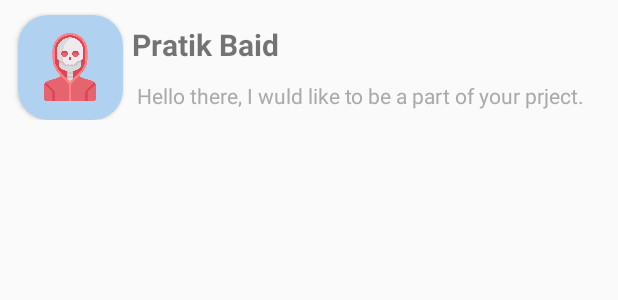
After one commit to pratikbaid3/Chat_App_Template, an Android app: the layout layout_listitem.xml on its own in the app's theme, with its tools: preview values and no code run, on a phone screen of 412 x 824 dp. The commit adds this screen. Shown: the top 300 px of the screen. Run offline under Robolectric (Android 15) with nearby library versions, the phone set to English and light mode, and no system bars.

Commit message:
Implemented recycler view to display the users

```diff
--- a/app/src/main/AndroidManifest.xml
+++ b/app/src/main/AndroidManifest.xml
@@ -12,7 +12,7 @@
         android:label="@string/app_name"
         android:roundIcon="@mipmap/ic_launcher_round"
         android:supportsRtl="true"
-        android:theme="@style/Theme.Design.NoActionBar">
+        android:theme="@style/AppTheme">
         <activity android:name=".Users_List_Chat" />
         <activity android:name=".Signup_Page" />
         <activity android:name=".MainActivity">
--- a/app/src/main/java/com/example/chat_app_template/MainActivity.java
+++ b/app/src/main/java/com/example/chat_app_template/MainActivity.java
@@ -15,6 +15,8 @@ import com.google.android.material.textfield.TextInputLayout;
 import com.google.firebase.auth.AuthResult;
 import com.google.firebase.auth.FirebaseAuth;
 import com.google.firebase.auth.FirebaseUser;
+import com.google.firebase.database.DatabaseReference;
+import com.google.firebase.database.FirebaseDatabase;
 
 public class MainActivity extends AppCompatActivity {
 
@@ -25,6 +27,7 @@ public class MainActivity extends AppCompatActivity {
     Button Fb;
     Button Google;
     private FirebaseAuth mAuth;
+    private DatabaseReference mDatabase;
 
     @Override
     protected void onStart()
@@ -45,6 +48,7 @@ public class MainActivity extends AppCompatActivity {
         super.onCreate(savedInstanceState);
         setContentView(R.layout.activity_main);
 
+        FirebaseDatabase.getInstance().setPersistenceEnabled(true);
         mAuth=FirebaseAuth.getInstance();
 
         emailId=findViewById(R.id.edtEmailIdLogin);
--- /dev/null
+++ b/app/src/main/res/layout/layout_listitem.xml
@@ -0,0 +1,68 @@
+<?xml version="1.0" encoding="utf-8"?>
+<RelativeLayout xmlns:android="http://schemas.android.com/apk/res/android"
+    android:id="@+id/parent_layout"
+    android:layout_width="match_parent"
+    android:layout_height="88dp"
+    android:padding="8dp"
+    xmlns:app="http://schemas.android.com/apk/res-auto">
+
+    <androidx.cardview.widget.CardView
+        android:layout_width="70dp"
+        android:layout_height="70dp"
+        android:layout_alignParentStart="true"
+        android:layout_alignParentTop="true"
+        android:layout_gravity="center_vertical"
+        android:layout_marginStart="4dp"
+        android:layout_marginTop="2dp"
+        app:cardBackgroundColor="@color/cardBg"
+        app:cardCornerRadius="20dp">
+
+        <ImageView
+            android:id="@+id/iconPic"
+            android:layout_width="45dp"
+            android:layout_height="45dp"
+            android:layout_gravity="center"
+            android:src="@drawable/profile_pic" />
+    </androidx.cardview.widget.CardView>
+
+    <RelativeLayout
+        android:layout_width="330dp"
+        android:layout_height="match_parent"
+        android:layout_alignParentEnd="true"
+        android:layout_alignParentTop="true"
+        android:layout_alignParentBottom="true"
+        android:layout_marginStart="4dp"
+        android:layout_marginEnd="3dp">
+
+        <TextView
+            android:id="@+id/txtNameNotification"
+            android:layout_width="wrap_content"
+            android:layout_height="wrap_content"
+            android:layout_alignParentStart="true"
+            android:layout_alignParentTop="true"
+            android:layout_marginStart="17dp"
+            android:layout_marginTop="8dp"
+            android:gravity="center_horizontal"
+            android:text="Pratik Baid"
+            android:textSize="20sp"
+            android:textStyle="bold" />
+
+        <TextView
+            android:id="@+id/txtNotification"
+            android:layout_width="wrap_content"
+            android:layout_height="wrap_content"
+            android:layout_below="@+id/txtNameNotification"
+            android:layout_alignParentStart="true"
+            android:layout_marginStart="15dp"
+            android:layout_marginTop="5dp"
+            android:gravity="center_horizontal"
+            android:padding="5dp"
+            android:text="Hello there, I wuld like to be a part of your prject."
+            android:textColor="@android:color/darker_gray"
+            app:layout_constraintBottom_toBottomOf="parent"
+            app:layout_constraintEnd_toEndOf="parent"
+            app:layout_constraintStart_toStartOf="parent"
+            app:layout_constraintTop_toBottomOf="@+id/txtNameNotification"
+            app:layout_constraintVertical_bias="0.0" />
+    </RelativeLayout>
+</RelativeLayout>
--- a/app/src/main/res/values/colors.xml
+++ b/app/src/main/res/values/colors.xml
@@ -7,4 +7,5 @@
     <color name="grey">#C7C7C7</color>
     <color name="facebook">#303BA6</color>
     <color name="google">#C7C7C7</color>
+    <color name="cardBg">#B1D1F0</color>
 </resources>
--- a/app/src/main/res/values/styles.xml
+++ b/app/src/main/res/values/styles.xml
@@ -1,7 +1,7 @@
 <resources>
 
     <!-- Base application theme. -->
-    <style name="AppTheme" parent="Theme.AppCompat.Light.DarkActionBar">
+    <style name="AppTheme" parent="Theme.AppCompat.Light.NoActionBar">
         <!-- Customize your theme here. -->
         <item name="colorPrimary">@color/colorPrimary</item>
         <item name="colorPrimaryDark">@color/colorPrimaryDark</item>
```
Also changed, not shown: app/build.gradle (+5 -2 lines), app/src/main/java/com/example/chat_app_template/RecyclerViewAdapter.java (added, +101 -0 lines), app/src/main/java/com/example/chat_app_template/Users_List_Chat.java (+78 -2 lines), app/src/main/res/layout/activity_users__list__chat.xml (+21 -2 lines), app/src/main/res/drawable/profile_pic.png (added).
